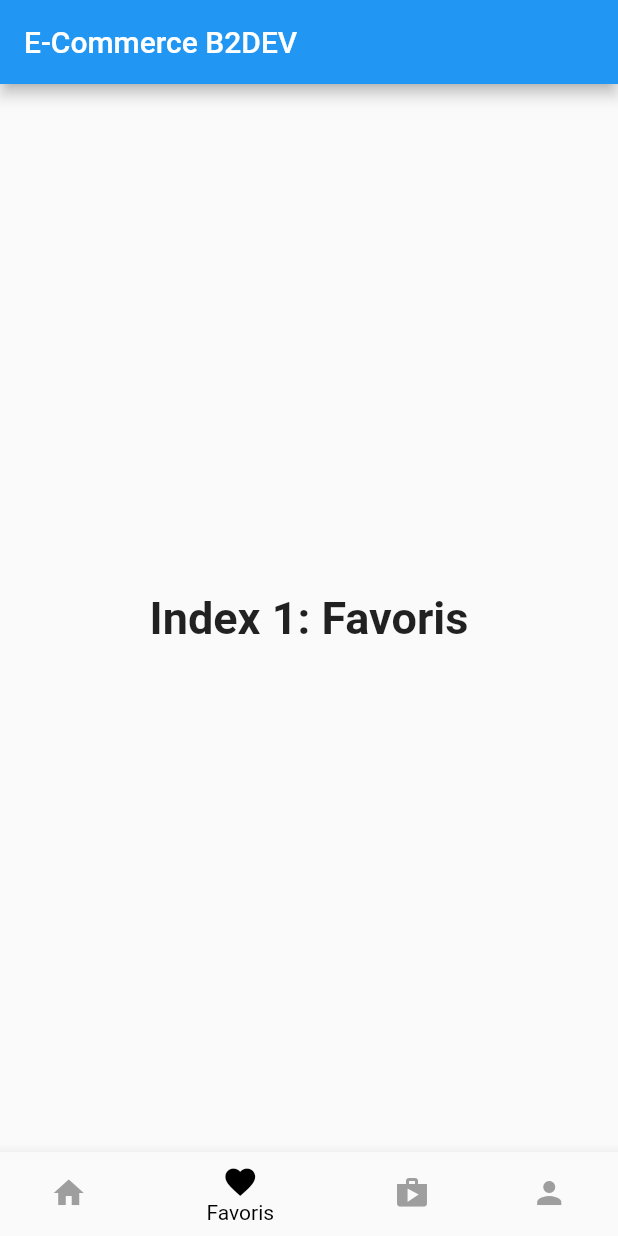
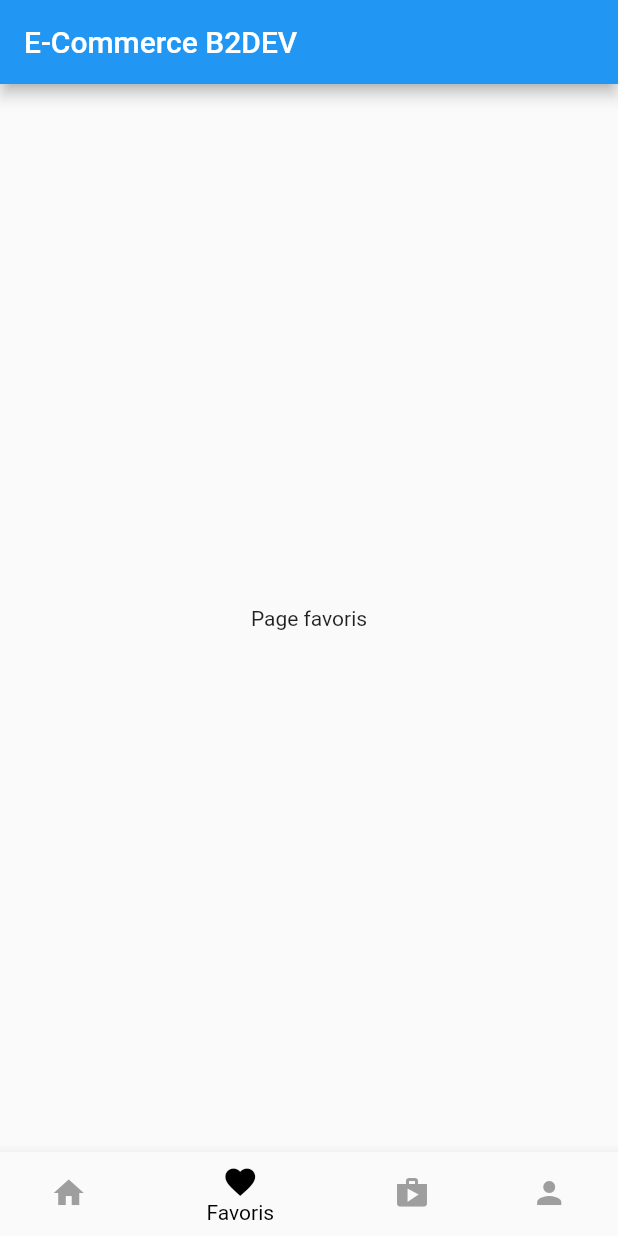
Before and after one commit to Flolpb/E-Commerce-B2DEV, a Flutter app: the screen it shows after launch, item 2 of the bottom bar chosen, on a phone screen of 412 x 824 dp. Run offline on Flutter 3.47's test engine with Material 2 defaults, Android fonts, the phone set to English and light mode, and no system bars.

Commit message:
ajout page favoris

```diff
--- /dev/null
+++ b/E-Commerce_App/lib/screens/favorite_screen.dart
@@ -0,0 +1,20 @@
+import 'package:flutter/material.dart';
+
+class FavoriteScreen extends StatefulWidget{
+  const FavoriteScreen({Key? key}) : super(key: key);
+
+  @override
+  _FavoriteScreenState createState() => _FavoriteScreenState();
+
+}
+
+class _FavoriteScreenState extends State<FavoriteScreen>{
+  @override
+  Widget build(BuildContext context){
+    return Scaffold(
+      body: Center(
+        child: Text("Page favoris")
+      ),
+    );
+  }
+}
--- a/E-Commerce_App/lib/screens/home_screen.dart
+++ b/E-Commerce_App/lib/screens/home_screen.dart
@@ -1,4 +1,5 @@
 
+import 'package:first_project/screens/favorite_screen.dart';
 import 'package:flutter/material.dart';
 
 
@@ -40,10 +41,8 @@ class _HomeScreenState extends State<HomeScreen> {
       'Index 0: Accueil',
       style: optionStyle,
     ),
-    Text(
-      'Index 1: Favoris',
-      style: optionStyle,
-    ),
+    FavoriteScreen(),
+
     Text(
       'Index 2: Shop',
       style: optionStyle,
```
Also changed, not shown: E-Commerce_App/lib/screens/bottom_navbar.dart (added).
